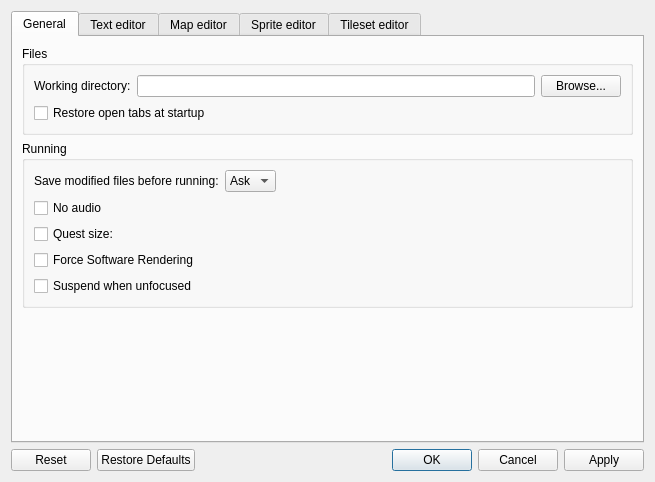
Above: src/widgets/settings_dialog.ui from Kangie/solarus before the change. Below: the same form after it.
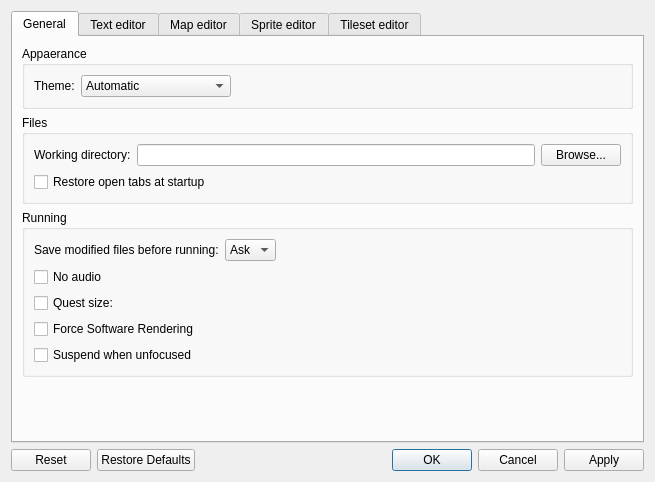
That is the form after the change. Custom widgets are drawn as their Qt base class.

```diff
--- a/src/widgets/settings_dialog.ui
+++ b/src/widgets/settings_dialog.ui
@@ -24,6 +24,60 @@
        <string>General</string>
       </attribute>
       <layout class="QVBoxLayout" name="verticalLayout_2">
+       <item>
+        <widget class="QGroupBox" name="theme_group_box">
+         <property name="title">
+          <string>Appaerance</string>
+         </property>
+         <layout class="QHBoxLayout" name="horizontalLayout_4">
+          <item>
+           <widget class="QLabel" name="theme_label">
+            <property name="text">
+             <string>Theme:</string>
+            </property>
+           </widget>
+          </item>
+          <item>
+           <widget class="QComboBox" name="theme_field">
+            <property name="minimumSize">
+             <size>
+              <width>150</width>
+              <height>0</height>
+             </size>
+            </property>
+            <item>
+             <property name="text">
+              <string>Automatic</string>
+             </property>
+            </item>
+            <item>
+             <property name="text">
+              <string>Light mode</string>
+             </property>
+            </item>
+            <item>
+             <property name="text">
+              <string>Dark mode</string>
+             </property>
+            </item>
+           </widget>
+          </item>
+          <item>
+           <spacer name="theme_spacer">
+            <property name="orientation">
+             <enum>Qt::Horizontal</enum>
+            </property>
+            <property name="sizeHint" stdset="0">
+             <size>
+              <width>392</width>
+              <height>20</height>
+             </size>
+            </property>
+           </spacer>
+          </item>
+         </layout>
+        </widget>
+       </item>
        <item>
         <widget class="QGroupBox" name="files_group_box">
          <property name="title">
```
